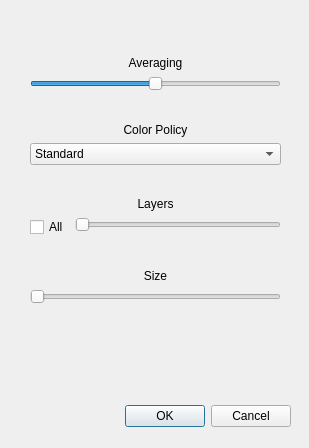
Above: Windows/UI_files/PerfOptions.ui from LemurPwned/VISM before the change. Below: the same form after it.
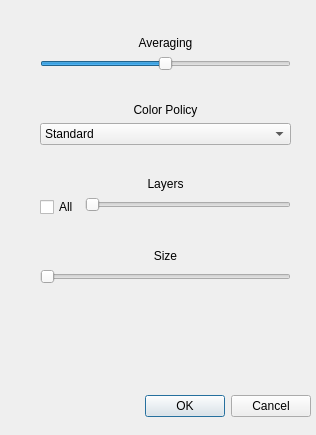
That is the form after the change.

What changed in the file:
```diff
--- a/Windows/UI_files/PerfOptions.ui
+++ b/Windows/UI_files/PerfOptions.ui
@@ -6,8 +6,8 @@
    <rect>
     <x>0</x>
     <y>0</y>
-    <width>309</width>
-    <height>448</height>
+    <width>316</width>
+    <height>435</height>
    </rect>
   </property>
   <property name="windowTitle">
@@ -16,8 +16,8 @@
   <widget class="QDialogButtonBox" name="buttonBox">
    <property name="geometry">
     <rect>
-     <x>-50</x>
-     <y>400</y>
+     <x>-30</x>
+     <y>390</y>
      <width>341</width>
      <height>32</height>
     </rect>
@@ -32,10 +32,10 @@
   <widget class="QWidget" name="formLayoutWidget">
    <property name="geometry">
     <rect>
-     <x>30</x>
-     <y>30</y>
+     <x>40</x>
+     <y>10</y>
      <width>251</width>
-     <height>347</height>
+     <height>371</height>
     </rect>
    </property>
    <layout class="QFormLayout" name="formLayout">
@@ -188,6 +188,19 @@
       </property>
      </widget>
     </item>
+    <item row="13" column="0" colspan="2">
+     <spacer name="horizontalSpacer_5">
+      <property name="orientation">
+       <enum>Qt::Horizontal</enum>
+      </property>
+      <property name="sizeHint" stdset="0">
+       <size>
+        <width>40</width>
+        <height>20</height>
+       </size>
+      </property>
+     </spacer>
+    </item>
    </layout>
   </widget>
  </widget>
```
